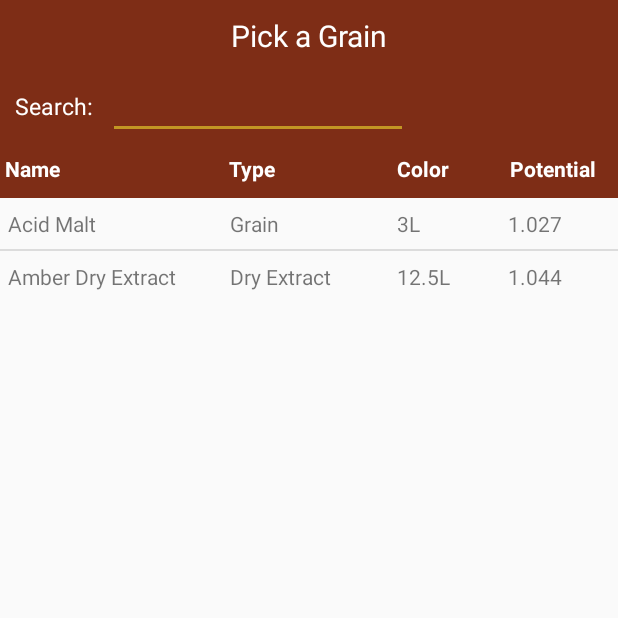
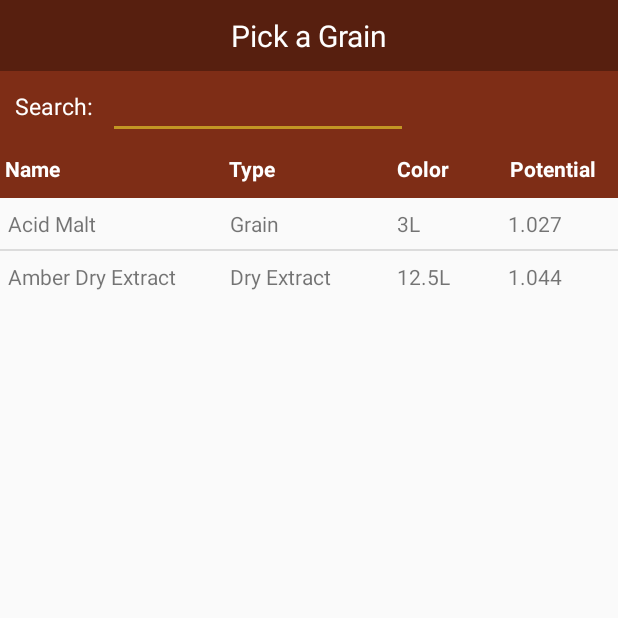
Before and after one commit to tgreen7/cmps121, an Android app: the PickGrainActivity screen opened directly, with no data from a screen before it, on a phone screen of 412 x 824 dp, the top half of it. Run offline under Robolectric (Android 15) with nearby library versions, the light colour scheme and no system bars.

Commit message:
Color changes.

```diff
--- a/app/src/main/res/layout/activity_pick_grain.xml
+++ b/app/src/main/res/layout/activity_pick_grain.xml
@@ -12,7 +12,7 @@
         android:theme="@style/Search"
         android:paddingTop="10dp"
         android:paddingBottom="10dp"
-        android:background="#7e2d16">
+        android:background="@color/dark_red">
         <TextView
             android:layout_width="wrap_content"
             android:gravity="center_horizontal"
--- a/app/src/main/res/layout/activity_pick_hop.xml
+++ b/app/src/main/res/layout/activity_pick_hop.xml
@@ -11,7 +11,7 @@
         android:id="@+id/top_row"
         android:paddingTop="10dp"
         android:paddingBottom="10dp"
-        android:background="#7e2d16">
+        android:background="@color/dark_red">
         <TextView
             android:layout_width="wrap_content"
             android:gravity="center_horizontal"
--- a/app/src/main/res/layout/activity_pick_misc.xml
+++ b/app/src/main/res/layout/activity_pick_misc.xml
@@ -11,7 +11,7 @@
         android:id="@+id/top_row"
         android:paddingTop="10dp"
         android:paddingBottom="10dp"
-        android:background="#7e2d16">
+        android:background="@color/dark_red">
         <TextView
             android:layout_width="wrap_content"
             android:gravity="center_horizontal"
```
